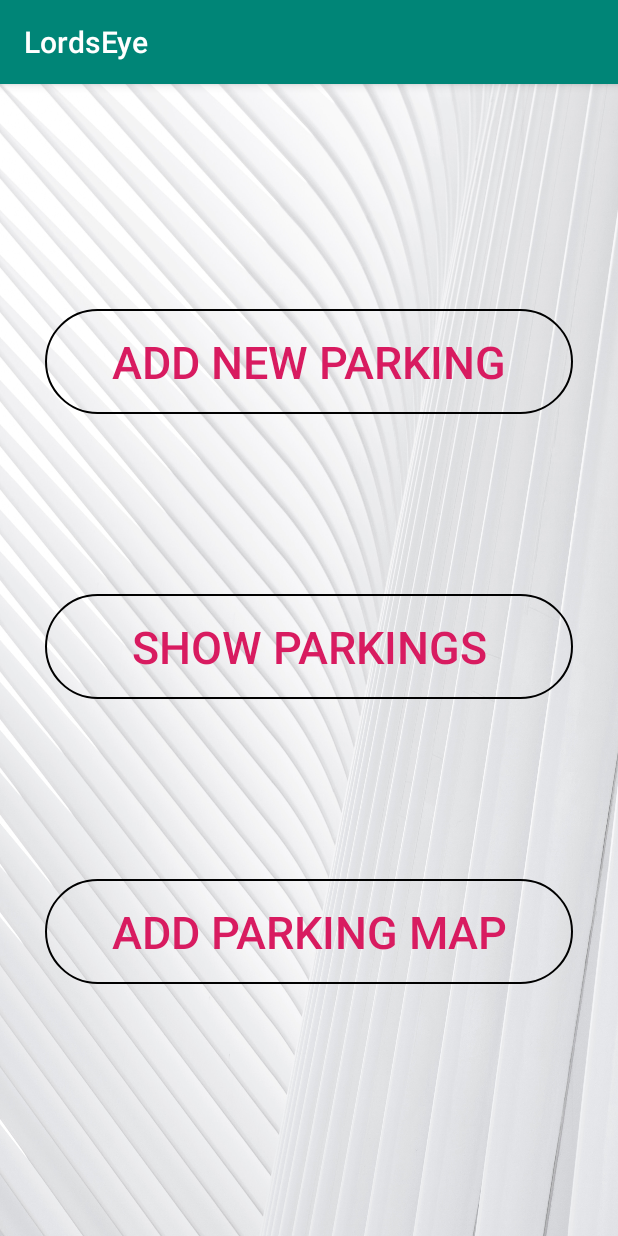
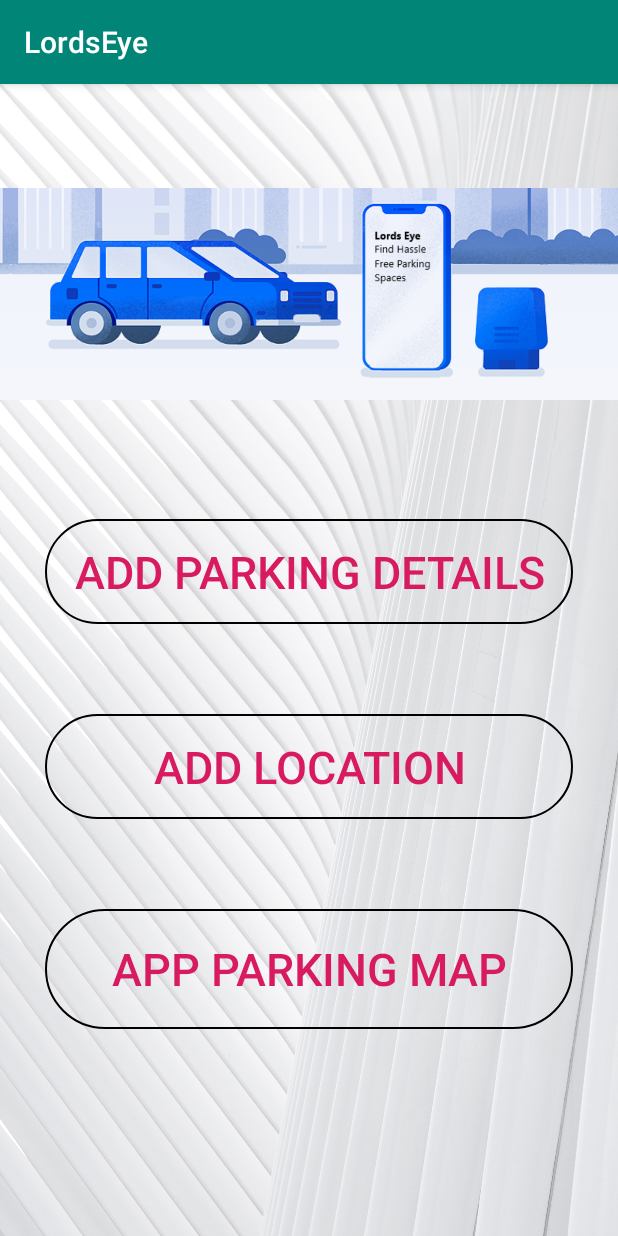
Before and after one commit to darshan761/LordsEye, an Android app: the Home_PO screen opened directly, with no data from a screen before it, on a phone screen of 412 x 824 dp. Run offline under Robolectric (Android 15) with nearby library versions, the phone set to English and light mode, and no system bars.

Commit message:
Cliparts Added

```diff
--- a/app/src/main/res/layout/activity_add_park.xml
+++ b/app/src/main/res/layout/activity_add_park.xml
@@ -12,6 +12,12 @@
         android:layout_marginRight="20dp"
         android:layout_marginLeft="20dp"
         android:orientation="vertical">
+
+        <ImageView
+            android:id="@+id/imageView2"
+            android:layout_width="match_parent"
+            android:layout_height="193dp"
+            android:src="@drawable/operator2" />
 
         <EditText
             android:id="@+id/Name"
--- a/app/src/main/res/layout/activity_home__po.xml
+++ b/app/src/main/res/layout/activity_home__po.xml
@@ -10,7 +10,15 @@
     <LinearLayout
         android:layout_width="match_parent"
         android:layout_height="match_parent"
-        android:orientation="vertical">
+        android:orientation="vertical"
+        tools:layout_editor_absoluteX="-70dp"
+        tools:layout_editor_absoluteY="0dp">
+
+        <ImageView
+            android:id="@+id/imageView2"
+            android:layout_width="match_parent"
+            android:layout_height="280dp"
+            android:src="@drawable/operator2" />
 
         <Button
             android:id="@+id/add_parking"
@@ -18,10 +26,10 @@
             android:layout_width="match_parent"
             android:layout_height="70dp"
             android:layout_marginLeft="30dp"
-            android:layout_marginTop="150dp"
+            android:layout_marginTop="10dp"
             android:layout_marginRight="30dp"
             android:background="@drawable/darkborderbutton"
-            android:text="Add New Parking"
+            android:text="Add Parking Details"
             android:textSize="30dp" />
 
         <Button
@@ -30,22 +38,22 @@
             android:layout_width="match_parent"
             android:layout_height="70dp"
             android:layout_marginLeft="30dp"
-            android:layout_marginTop="120dp"
+            android:layout_marginTop="60dp"
             android:layout_marginRight="30dp"
             android:background="@drawable/darkborderbutton"
-            android:text="Show Parkings"
+            android:text="Add Location"
             android:textSize="30dp" />
 
         <Button
             android:id="@+id/map_image_parking"
             style="@style/Widget.AppCompat.Button.Borderless.Colored"
             android:layout_width="match_parent"
-            android:layout_height="70dp"
+            android:layout_height="80dp"
             android:layout_marginLeft="30dp"
-            android:layout_marginTop="120dp"
+            android:layout_marginTop="60dp"
             android:layout_marginRight="30dp"
             android:background="@drawable/darkborderbutton"
-            android:text="Add Parking Map"
+            android:text="App Parking Map"
             android:textSize="30dp" />
     </LinearLayout>
 </androidx.constraintlayout.widget.ConstraintLayout>
--- a/app/src/main/res/layout/activity_register_d.xml
+++ b/app/src/main/res/layout/activity_register_d.xml
@@ -13,7 +13,11 @@
         android:layout_marginLeft="20dp"
         android:orientation="vertical">
 
-
+        <ImageView
+            android:id="@+id/imageView2"
+            android:layout_width="match_parent"
+            android:layout_height="170dp"
+            android:src="@drawable/driver" />
 
         <EditText
             android:id="@+id/Name"
--- a/app/src/main/res/layout/activity_register_po.xml
+++ b/app/src/main/res/layout/activity_register_po.xml
@@ -11,6 +11,12 @@
         android:layout_marginRight="20dp"
         android:layout_marginLeft="20dp"
         android:orientation="vertical">
+
+        <ImageView
+            android:id="@+id/imageView2"
+            android:layout_width="match_parent"
+            android:layout_height="200dp"
+            android:src="@drawable/operator2" />
 
         <EditText
             android:id="@+id/Name"
```
Also changed, not shown: app/src/main/java/com/example/lordseye/MapsEvent.java (+4 -6 lines), app/src/main/res/layout/activity_home.xml (+11 -6 lines).
